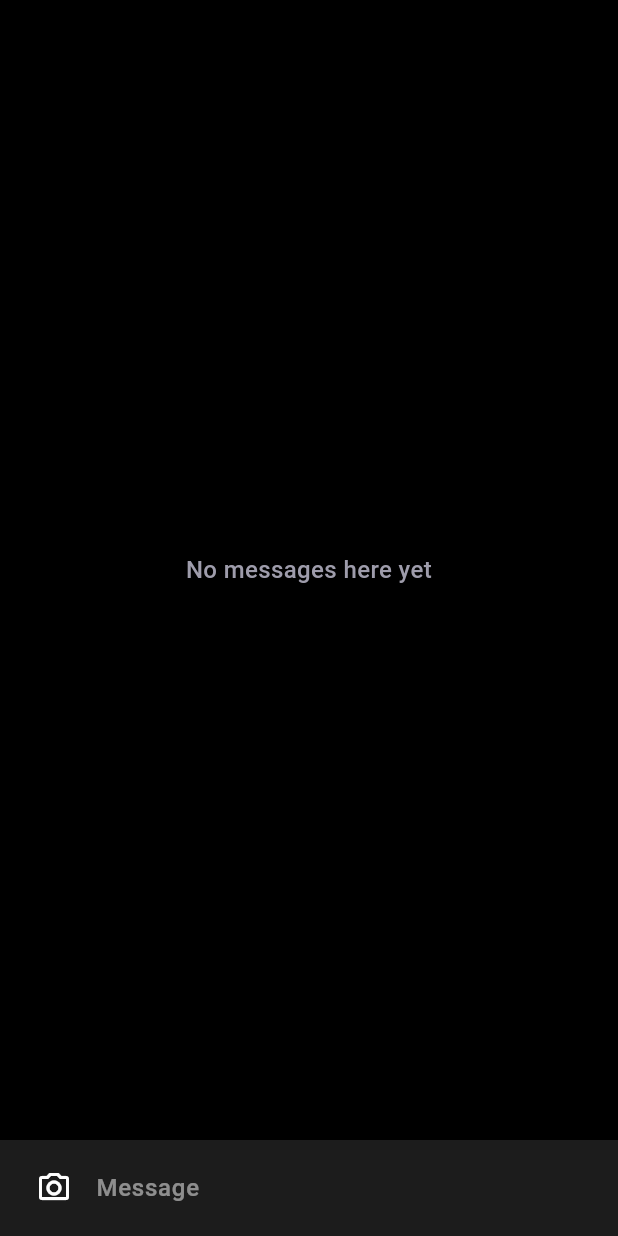
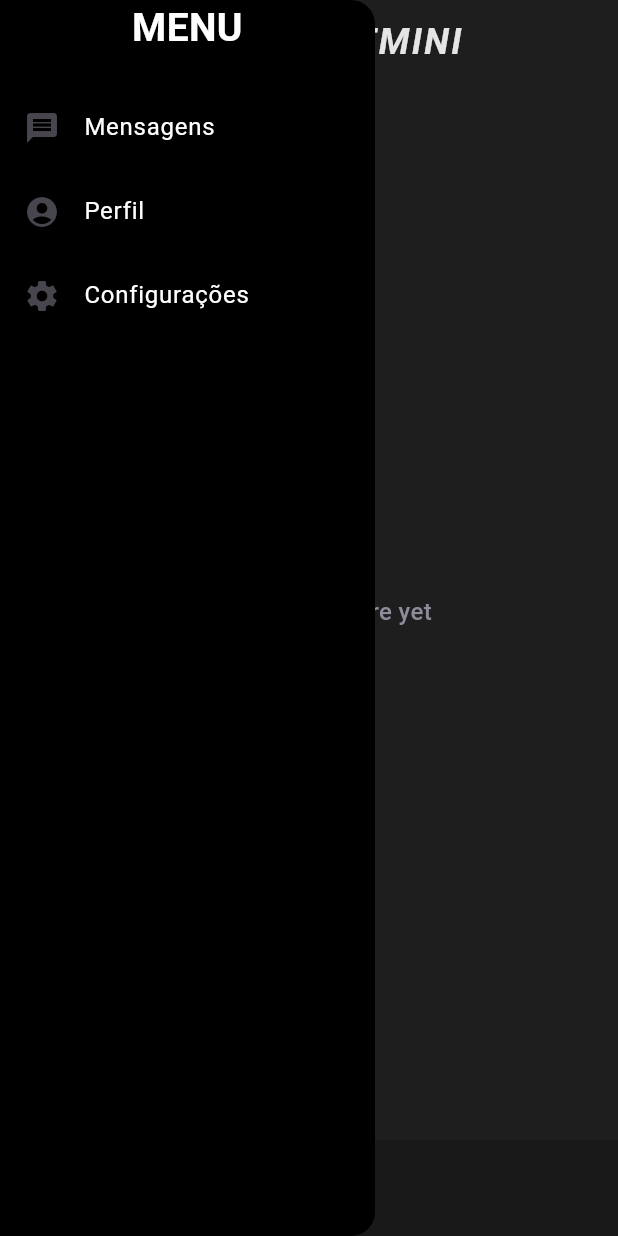
Before and after one commit to Barba2k2/gemini_ai_chat, a Flutter app: the screen it shows after launch, with the side drawer open (before the commit the screen has no drawer), on a phone screen of 412 x 824 dp. Run offline on Flutter 3.47's test engine with Material 3 defaults, Android fonts, the phone set to English and light mode, and no system bars; our stand-ins replace flutter_chat_types, flutter_chat_ui, gap, google_fonts, image_picker; network calls fail.

Commit message:
changed shadow drawer color and added lateral drawer

```diff
--- a/lib/main.dart
+++ b/lib/main.dart
@@ -1,5 +1,5 @@
 import 'package:flutter/material.dart';
-import 'src/views/chat_page.dart';
+import 'src/screens/chat/chat_page.dart';
 
 void main() {
   runApp(const MyApp());
@@ -14,6 +14,10 @@ class MyApp extends StatelessWidget {
       title: 'Flutter Gamini',
       debugShowCheckedModeBanner: false,
       theme: ThemeData(
+        drawerTheme: DrawerThemeData(
+          scrimColor: Colors.black.withOpacity(0.1),
+
+        ),
         colorScheme: ColorScheme.fromSeed(seedColor: Colors.deepPurple),
         useMaterial3: true,
       ),
--- /dev/null
+++ b/lib/src/screens/chat/chat_page.dart
@@ -0,0 +1,200 @@
+import 'dart:convert';
+
+import 'package:flutter/material.dart';
+import 'package:flutter_chat_ui/flutter_chat_ui.dart';
+import 'package:flutter_chat_types/flutter_chat_types.dart' as types;
+import 'package:gap/gap.dart';
+import 'package:google_fonts/google_fonts.dart';
+import 'package:image_picker/image_picker.dart';
+import 'package:uuid/uuid.dart';
+import '../../utils/chat_manager.dart';
+
+class ChatPage extends StatefulWidget {
+  const ChatPage({super.key});
+
+  @override
+  State<ChatPage> createState() => _ChatPageState();
+}
+
+class _ChatPageState extends State<ChatPage> {
+  final ChatManager chatManager = ChatManager();
+  bool isPremium = true;
+  bool loading = false;
+
+  @override
+  void initState() {
+    super.initState();
+    chatManager.initializeWebsocket();
+    chatManager.onMessageUpdated = () {
+      setState(() {});
+    };
+    chatManager.channel?.stream.listen((event) {
+      try {
+        final Map<String, dynamic> data = json.decode(event);
+        final String text = data['text'];
+        chatManager.onMessageReceived(text);
+        setState(() {});
+      } on FormatException {
+        chatManager.onMessageReceived(event);
+      }
+      // Atualize o estado da UI
+      setState(() {});
+    });
+  }
+
+  @override
+  void dispose() {
+    chatManager.disposeWebsocket();
+    super.dispose();
+  }
+
+  @override
+  Widget build(BuildContext context) {
+    return SafeArea(
+      child: Scaffold(
+        appBar: AppBar(
+          backgroundColor: Colors.black87,
+          centerTitle: true,
+          iconTheme: const IconThemeData(
+            color: Colors.white,
+          ),
+          title: Text(
+            'Flutter Gemini'.toUpperCase(),
+            style: GoogleFonts.roboto(
+              textStyle: const TextStyle(
+                color: Colors.white,
+                letterSpacing: 1.5,
+                fontStyle: FontStyle.italic,
+                fontWeight: FontWeight.w700,
+                fontSize: 24,
+              ),
+            ),
+          ),
+        ),
+        drawer: Drawer(
+          backgroundColor: Colors.black,
+          surfaceTintColor: Colors.white,
+          elevation: 0,
+          width: 250,
+          child: ListView(
+            padding: const EdgeInsets.all(0),
+            children: [
+              Text(
+                'MENU',
+                style: GoogleFonts.roboto(
+                  color: Colors.white,
+                  fontSize: 26,
+                  fontWeight: FontWeight.w700,
+                ),
+                textAlign: TextAlign.center,
+              ),
+              const Gap(20),
+              ListTile(
+                leading: const Icon((Icons.message)),
+                title: const Text(
+                  'Mensagens',
+                  style: TextStyle(color: Colors.white),
+                ),
+                onTap: () {},
+              ),
+              ListTile(
+                leading: const Icon(Icons.account_circle),
+                title: const Text(
+                  'Perfil',
+                  style: TextStyle(color: Colors.white),
+                ),
+                onTap: () {},
+              ),
+              ListTile(
+                leading: const Icon(Icons.settings_sharp),
+                title: const Text(
+                  'Configurações',
+                  style: TextStyle(color: Colors.white),
+                ),
+                onTap: () {},
+              ),
+            ],
+          ),
+        ),
+        body: Chat(
+          messages: chatManager.messages,
+          onAttachmentPressed: isPremium ? _handleImageSelection : null,
+          onSendPressed: _handleSendPressed,
+          showUserAvatars: false,
+          showUserNames: true,
+          user: chatManager.user,
+          theme: const DefaultChatTheme(
+            sendButtonIcon: Icon(
+              Icons.arrow_upward_outlined,
+              color: Colors.white,
+              size: 26,
+            ),
+            backgroundColor: Colors.black87,
+            inputBorderRadius: BorderRadius.zero,
+            receivedMessageBodyTextStyle: TextStyle(color: Colors.white),
+            secondaryColor: Color(0xFF1c1c1c),
+            attachmentButtonIcon: Icon(
+              Icons.camera_alt_outlined,
+              color: Colors.white,
+            ),
+            inputBackgroundColor: Color(0xFF1c1c1c),
+            seenIcon: Text(
+              'read',
+              style: TextStyle(
+                fontSize: 14.0,
+              ),
+            ),
+          ),
+          customMessageBuilder: (message, {required int messageWidth}) {
+            if (message.metadata?['widget'] != null) {
+              final widget = message.metadata!['widget'];
+              if (widget is Widget) {
+                return widget;
+              }
+            }
+            return const SizedBox();
+          },
+        ),
+      ),
+    );
+  }
+
+  void _handleSendPressed(types.PartialText message) {
+    if (!chatManager.isLoading) {
+      final textMessage = types.TextMessage(
+        author: chatManager.user,
+        createdAt: DateTime.now().millisecondsSinceEpoch,
+        id: const Uuid().v4(),
+        text: message.text,
+      );
+      chatManager.addMessage(textMessage);
+      setState(() {});
+    }
+  }
+
+  void _handleImageSelection() async {
+    final result = await ImagePicker().pickImage(
+      imageQuality: 70,
+      maxWidth: 1440,
+      source: ImageSource.gallery,
+    );
+
+    if (result != null) {
+      final bytes = await result.readAsBytes();
+      final image = await decodeImageFromList(bytes);
+
+      final message = types.ImageMessage(
+        author: chatManager.user,
+        createdAt: DateTime.now().millisecondsSinceEpoch,
+        height: image.height.toDouble(),
+        id: const Uuid().v4(),
+        name: result.name,
+        size: bytes.length,
+        uri: result.path,
+        width: image.width.toDouble(),
+      );
+
+      chatManager.addMessage(message);
+    }
+  }
+}
```
